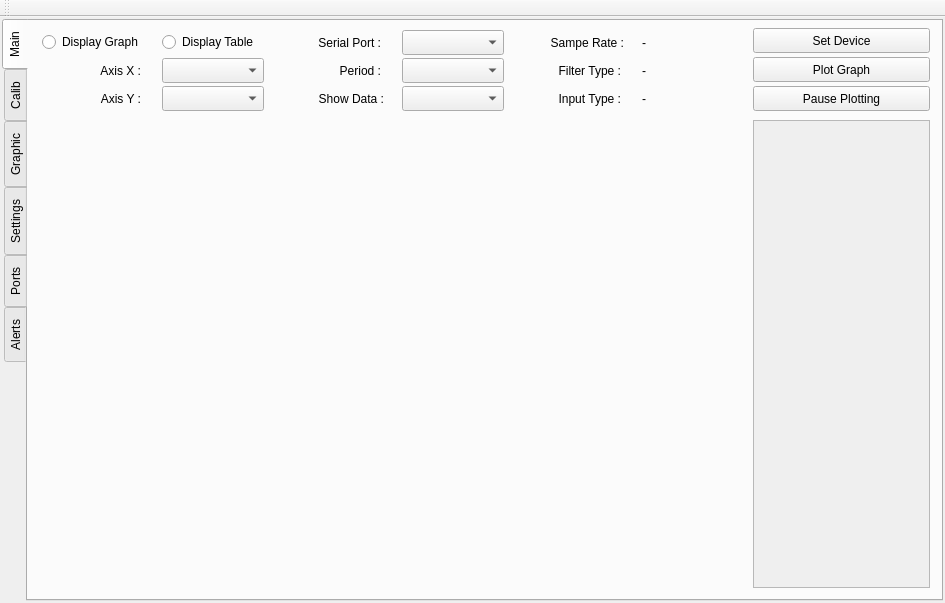
Qt form dlcalmenu.ui (silozd/Data_Logger) before a commit.
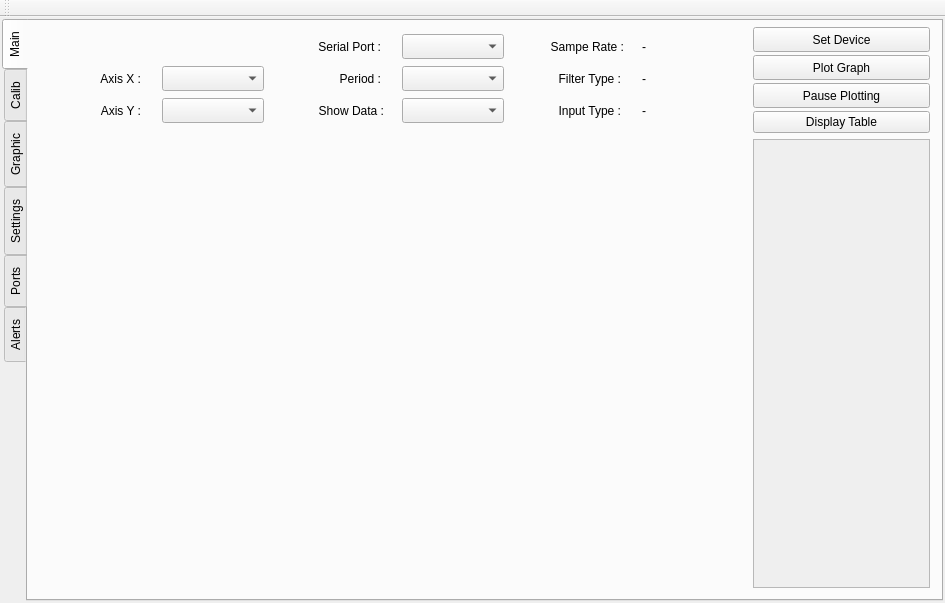
The same form after that commit. The open tabs and pages were chosen to show the change.

Commit message: reset point

The edit to the form file:
```diff
--- a/dlcalmenu.ui
+++ b/dlcalmenu.ui
@@ -54,7 +54,7 @@
              <x>0</x>
              <y>0</y>
              <width>175</width>
-             <height>462</height>
+             <height>441</height>
             </rect>
            </property>
           </widget>
@@ -81,13 +81,6 @@
            <property name="verticalSpacing">
             <number>3</number>
            </property>
-           <item row="0" column="0">
-            <widget class="QRadioButton" name="radioBtn_dispGraph">
-             <property name="text">
-              <string>Display Graph</string>
-             </property>
-            </widget>
-           </item>
            <item row="2" column="0">
             <widget class="QLabel" name="lbl_axis2">
              <property name="text">
@@ -247,13 +240,6 @@
              </property>
             </widget>
            </item>
-           <item row="0" column="1">
-            <widget class="QRadioButton" name="radioBtn_dispList">
-             <property name="text">
-              <string>Display Table</string>
-             </property>
-            </widget>
-           </item>
            <item row="1" column="4">
             <widget class="QLabel" name="lbl_filterType">
              <property name="text">
@@ -314,6 +300,13 @@
             </property>
            </widget>
           </item>
+          <item>
+           <widget class="QPushButton" name="btn_dispList">
+            <property name="text">
+             <string>Display Table</string>
+            </property>
+           </widget>
+          </item>
          </layout>
         </item>
         <item row="1" column="0">
```
Left out of the diff: 10 changed lines with no effect on the pictures. The commit also changes 1 other file.
